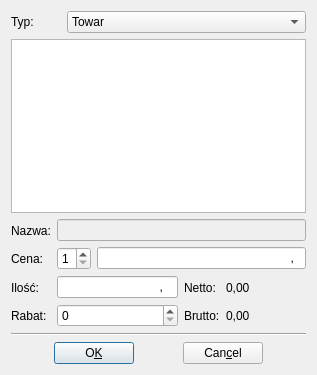
This is TowaryLista.ui in juliagoda/qfaktury as Qt 5 draws it before an edit. The edited form follows.
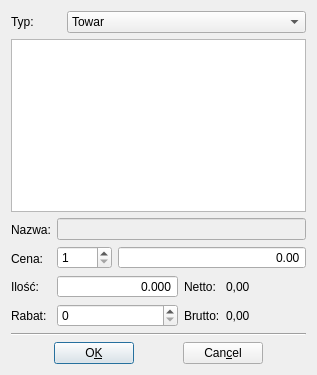
This is the edited form.

```diff
--- a/TowaryLista.ui
+++ b/TowaryLista.ui
@@ -51,7 +51,7 @@
     <widget class="QListWidget" name="listWidget" />
    </item>
    <item row="2" column="0" >
-    <layout class="QHBoxLayout" name="horizontalLayout_2" >
+    <layout class="QHBoxLayout" name="horizontalLayout_3" >
      <item>
       <layout class="QVBoxLayout" name="_14" >
        <item>
@@ -97,9 +97,7 @@
       </layout>
      </item>
      <item>
-      <layout class="QVBoxLayout" name="verticalLayout_3" >
-       <item>
-        <layout class="QVBoxLayout" name="verticalLayout" >
+      <layout class="QVBoxLayout" name="verticalLayout_2" >
          <item>
           <widget class="QLineEdit" name="nameEdit" >
            <property name="enabled" >
@@ -111,9 +109,15 @@
           </widget>
          </item>
          <item>
-          <layout class="QHBoxLayout" name="_16" >
+        <layout class="QHBoxLayout" name="horizontalLayout" >
            <item>
             <widget class="QSpinBox" name="spinBox2" >
+           <property name="maximumSize" >
+            <size>
+             <width>55</width>
+             <height>16777215</height>
+            </size>
+           </property>
              <property name="minimum" >
               <number>1</number>
              </property>
@@ -123,48 +127,37 @@
             </widget>
            </item>
            <item>
-            <widget class="QLineEdit" name="cenaEdit" >
-             <property name="inputMask" >
-              <string>99999999,99; </string>
-             </property>
-             <property name="text" >
-              <string>,</string>
-             </property>
+          <widget class="QDoubleSpinBox" name="priceBoxEdit" >
              <property name="alignment" >
-              <set>Qt::AlignRight</set>
-             </property>
-             <property name="readOnly" >
-              <bool>false</bool>
+            <set>Qt::AlignRight|Qt::AlignTrailing|Qt::AlignVCenter</set>
+           </property>
+           <property name="buttonSymbols" >
+            <enum>QAbstractSpinBox::NoButtons</enum>
+           </property>
+           <property name="maximum" >
+            <double>99999.990000000005239</double>
              </property>
             </widget>
            </item>
           </layout>
          </item>
-        </layout>
-       </item>
        <item>
-        <layout class="QHBoxLayout" name="horizontalLayout" >
+        <layout class="QHBoxLayout" name="horizontalLayout_2" >
          <item>
-          <layout class="QVBoxLayout" name="verticalLayout_2" >
+          <layout class="QVBoxLayout" name="verticalLayout" >
            <item>
-            <widget class="QLineEdit" name="countEdit" >
-             <property name="inputMask" >
-              <string>99999999,999; </string>
-             </property>
-             <property name="text" >
-              <string>,</string>
-             </property>
-             <property name="echoMode" >
-              <enum>QLineEdit::Normal</enum>
-             </property>
-             <property name="cursorPosition" >
-              <number>0</number>
-             </property>
+            <widget class="QDoubleSpinBox" name="countSpinBox" >
              <property name="alignment" >
-              <set>Qt::AlignRight</set>
+              <set>Qt::AlignRight|Qt::AlignTrailing|Qt::AlignVCenter</set>
              </property>
-             <property name="readOnly" >
-              <bool>false</bool>
+             <property name="buttonSymbols" >
+              <enum>QAbstractSpinBox::NoButtons</enum>
+             </property>
+             <property name="decimals" >
+              <number>3</number>
+             </property>
+             <property name="maximum" >
+              <double>999.990000000000009</double>
              </property>
             </widget>
            </item>
```
Lines whose indentation alone changed are shown as unchanged.
